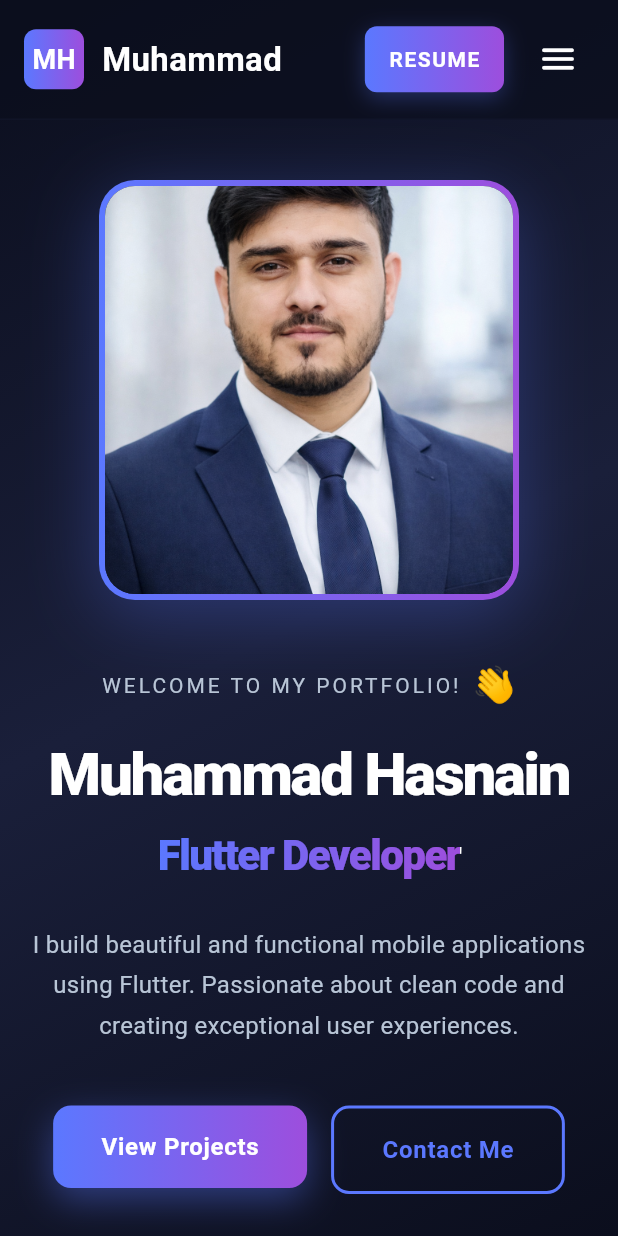
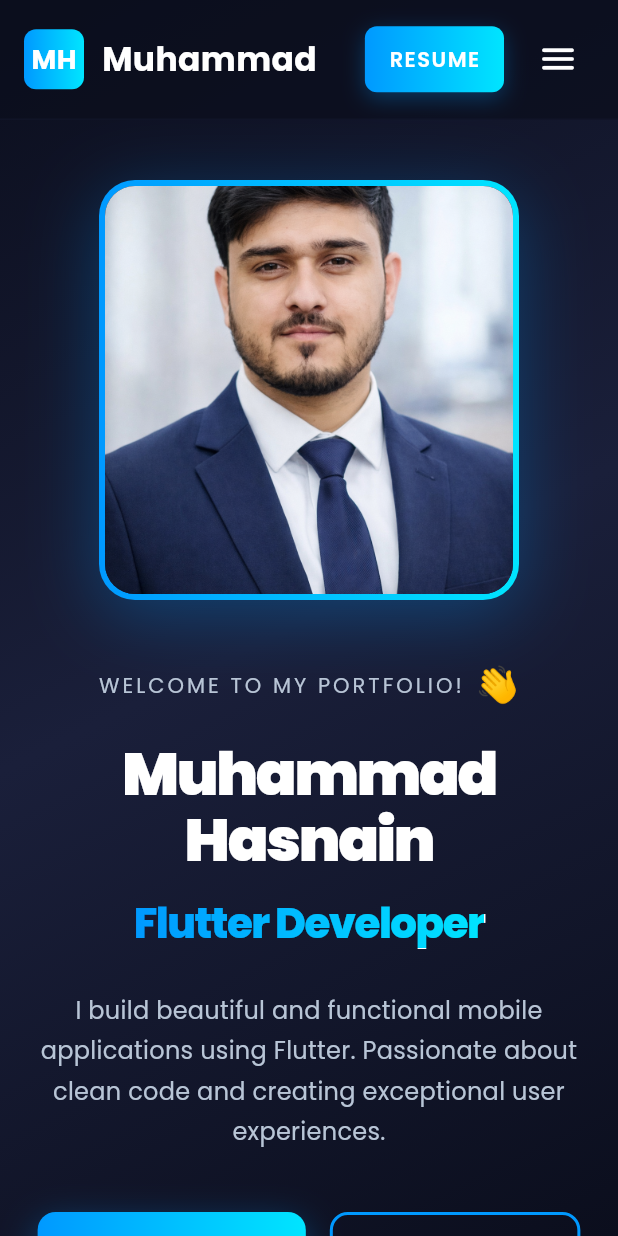
Before and after one commit to HasnainChd/my-portfolio-website, a Flutter app: the screen it shows after launch, on a phone screen of 412 x 824 dp. Run offline on Flutter 3.47's test engine with Material 3 defaults, Android fonts, the phone set to English and light mode, and no system bars; our stand-ins replace google_fonts, visibility_detector; missing offline and left inert: universal_html.

Commit message:
Add GoogleFonts Poppins and update theme

```diff
--- a/lib/main.dart
+++ b/lib/main.dart
@@ -1,4 +1,5 @@
 import 'package:flutter/material.dart';
+import 'package:google_fonts/google_fonts.dart';
 import 'package:portfolio_website/screens/home_screen.dart';
 import 'package:portfolio_website/utils/app_colors.dart';
 
@@ -18,6 +19,12 @@ class PortfolioApp extends StatelessWidget {
           brightness: Brightness.dark,
           primarySwatch: Colors.blue,
           scaffoldBackgroundColor: AppColors.primaryBackground,
+          textTheme: GoogleFonts.poppinsTextTheme(
+            ThemeData(brightness: Brightness.dark).textTheme,
+          ).apply(
+            bodyColor: AppColors.secondaryText,
+            displayColor: AppColors.primaryText,
+          ),
         ),
         home: HomeScreen());
   }
--- a/lib/utils/app_colors.dart
+++ b/lib/utils/app_colors.dart
@@ -6,9 +6,10 @@ class AppColors {
   static const Color cardBackground = Color(0xFF1A1F3A);
   static const Color redColor = Color(0xFFF44336);
 
-  static const Color primaryAccent = Color(0xFF5B78FF);
-  static const Color secondaryAccent = Color(0xFF9D4EDD);
-  static const Color tertiaryAccent = Color(0xFF00D9FF);
+  /// Bold electric blue → cyan gradient anchors (navy base unchanged).
+  static const Color primaryAccent = Color(0xFF0099FF);
+  static const Color secondaryAccent = Color(0xFF00E5FF);
+  static const Color tertiaryAccent = Color(0xFF5CE1FF);
 
   // Text colors
   static const Color primaryText = Color(0xFFFFFFFF);
@@ -26,14 +27,18 @@ class AppColors {
   );
 
   static const LinearGradient accentGradient = LinearGradient(
+    begin: Alignment.centerLeft,
+    end: Alignment.centerRight,
     colors: [primaryAccent, secondaryAccent],
   );
 
   static const LinearGradient buttonGradient = LinearGradient(
-    colors: [Color(0xFF5B78FF), Color(0xFF9D4EDD)],
+    begin: Alignment.centerLeft,
+    end: Alignment.centerRight,
+    colors: [primaryAccent, secondaryAccent],
   );
 
   // Glow/Shadow colors
-  static Color primaryGlow = primaryAccent.withValues(alpha: 0.3);
-  static Color secondaryGlow = secondaryAccent.withValues(alpha: 0.3);
+  static Color primaryGlow = primaryAccent.withValues(alpha: 0.35);
+  static Color secondaryGlow = secondaryAccent.withValues(alpha: 0.35);
 }
--- a/lib/utils/app_styles.dart
+++ b/lib/utils/app_styles.dart
@@ -1,8 +1,10 @@
 import 'package:flutter/material.dart';
+import 'package:google_fonts/google_fonts.dart';
+
 import 'app_colors.dart';
 
 class AppTextStyles {
-  static const TextStyle display = TextStyle(
+  static TextStyle get display => GoogleFonts.poppins(
         fontSize: 72,
         fontWeight: FontWeight.w900,
         color: AppColors.primaryText,
@@ -10,7 +12,7 @@ class AppTextStyles {
         letterSpacing: -1.5,
       );
 
-  static const TextStyle heading1 = TextStyle(
+  static TextStyle get heading1 => GoogleFonts.poppins(
         fontSize: 56,
         fontWeight: FontWeight.w800,
         color: AppColors.primaryText,
@@ -18,7 +20,7 @@ class AppTextStyles {
         letterSpacing: -1.0,
       );
 
-  static const TextStyle heading2 = TextStyle(
+  static TextStyle get heading2 => GoogleFonts.poppins(
         fontSize: 42,
         fontWeight: FontWeight.w700,
         color: AppColors.primaryText,
@@ -26,21 +28,21 @@ class AppTextStyles {
         letterSpacing: -0.5,
       );
 
-  static const TextStyle heading3 = TextStyle(
+  static TextStyle get heading3 => GoogleFonts.poppins(
         fontSize: 28,
         fontWeight: FontWeight.w600,
         color: AppColors.primaryText,
         height: 1.3,
       );
 
-  static const TextStyle heading4 = TextStyle(
+  static TextStyle get heading4 => GoogleFonts.poppins(
         fontSize: 20,
         fontWeight: FontWeight.w600,
         color: AppColors.primaryText,
         height: 1.4,
       );
 
-  static const TextStyle body1 = TextStyle(
+  static TextStyle get body1 => GoogleFonts.poppins(
         fontSize: 18,
         fontWeight: FontWeight.w400,
         color: AppColors.secondaryText,
@@ -48,35 +50,35 @@ class AppTextStyles {
         letterSpacing: 0.2,
       );
 
-  static const TextStyle body2 = TextStyle(
+  static TextStyle get body2 => GoogleFonts.poppins(
         fontSize: 16,
         fontWeight: FontWeight.w400,
         color: AppColors.tertiaryText,
         height: 1.5,
       );
 
-  static const TextStyle label = TextStyle(
+  static TextStyle get label => GoogleFonts.poppins(
         fontSize: 14,
         fontWeight: FontWeight.w500,
         color: AppColors.secondaryText,
         letterSpacing: 0.5,
       );
 
-  static const TextStyle caption = TextStyle(
+  static TextStyle get caption => GoogleFonts.poppins(
         fontSize: 12,
         fontWeight: FontWeight.w400,
         color: AppColors.tertiaryText,
         letterSpacing: 0.3,
       );
 
-  static const TextStyle welcome = TextStyle(
+  static TextStyle get welcome => GoogleFonts.poppins(
         fontSize: 20,
         fontWeight: FontWeight.w400,
         color: AppColors.secondaryText,
         letterSpacing: 1.0,
       );
 
-  static const TextStyle tagline = TextStyle(
+  static TextStyle get tagline => GoogleFonts.poppins(
         fontSize: 24,
         fontWeight: FontWeight.w500,
         color: AppColors.secondaryText,
--- a/pubspec.yaml
+++ b/pubspec.yaml
@@ -34,6 +34,9 @@ dependencies:
   # The following adds the Cupertino Icons font to your application.
   # Use with the CupertinoIcons class for iOS style icons.
   cupertino_icons: ^1.0.8
+  google_fonts: ^6.1.0
+  flutter_animate: ^4.5.0
+  animated_text_kit: ^4.2.2
   url_launcher: ^6.2.5
   visibility_detector: ^0.4.0+2
   universal_html: ^2.2.4
```
Also changed, not shown: pubspec.lock, 1 other file. Lines whose indentation alone changed are shown as unchanged.
